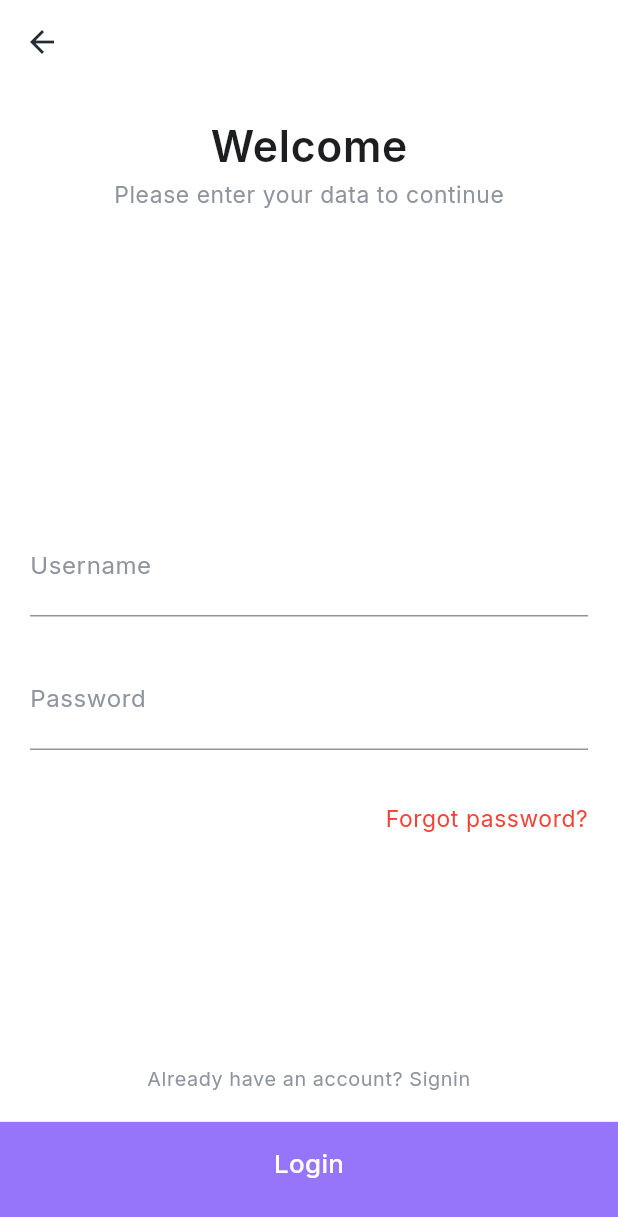
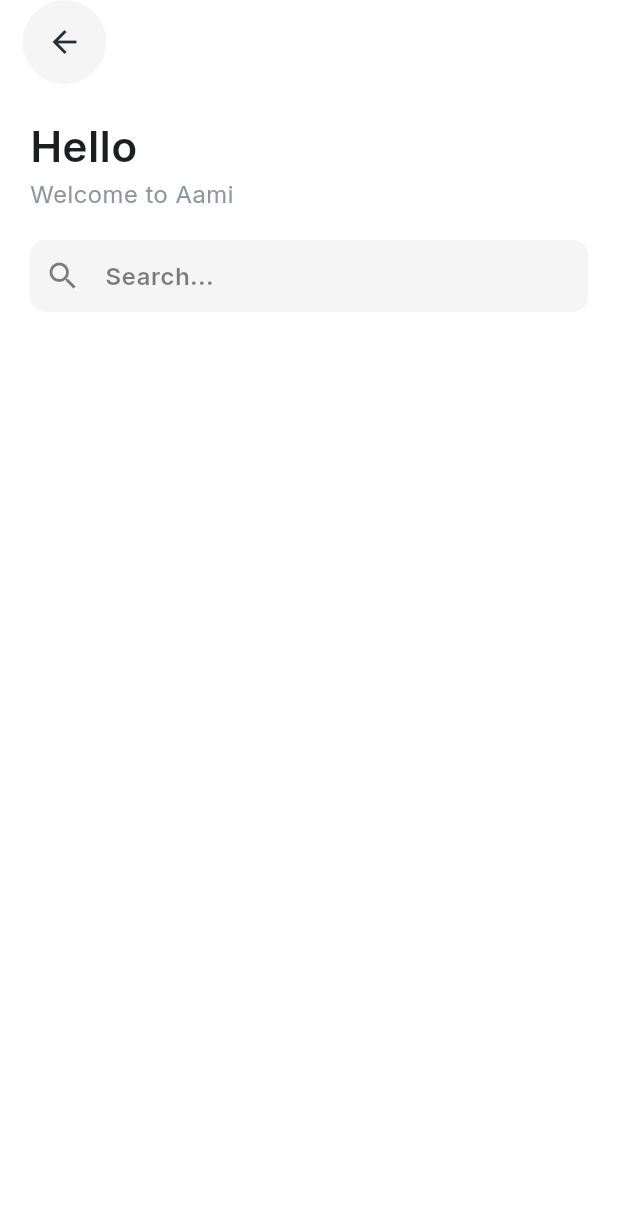
Before and after one commit to jasimrazi/E-CommerceApp, a Flutter app: the LoginPage screen opened directly, after a tap on the "arrow back" icon, on a phone screen of 412 x 824 dp. Shown: the top 1217 px of the screen. Run offline on Flutter 3.47's test engine with Material 3 defaults, Android fonts, the phone set to English and light mode, and no system bars; our stand-ins replace flutter_screenutil.

Commit message:
Add searchbar

```diff
--- a/lib/main.dart
+++ b/lib/main.dart
@@ -1,5 +1,6 @@
 import 'package:aami/utils/theme.dart';
 import 'package:aami/views/auth/login_page.dart';
+import 'package:aami/views/home/home_page.dart';
 import 'package:aami/views/splash/splash_view.dart';
 import 'package:flutter/material.dart';
 import 'package:flutter_screenutil/flutter_screenutil.dart';
@@ -29,7 +30,7 @@ class MainApp extends StatelessWidget {
           home: child,
         );
       },
-      child: const LoginPage(),
+      child: HomePage(),
     );
   }
 }
--- a/lib/utils/theme.dart
+++ b/lib/utils/theme.dart
@@ -6,7 +6,7 @@ class AppColors {
   static const secondaryColor = Color(0xFF8F959E);
 
   static const lightBackground = Color(0xFFFFFFFF);
-  static const lightSurface = Color(0xFFF5F6FA);
+  static const lightSurface = Color(0xFFF5F5F5);
   static const lightOnPrimary = Color(0xFFFEFEFE);
 
   static const darkBackground = Color(0xFF1B262C);
@@ -61,7 +61,7 @@ ThemeData lightTheme = ThemeData(
     secondary: AppColors.secondaryColor,
     surface: AppColors.lightSurface,
     onSurface: Colors.black,
-  ).copyWith(surface: AppColors.lightBackground),
+  ).copyWith(surface: AppColors.lightSurface),
 );
 
 ThemeData darkTheme = ThemeData(
@@ -88,5 +88,5 @@ ThemeData darkTheme = ThemeData(
     secondary: AppColors.secondaryColor,
     surface: AppColors.darkSurface,
     onSurface: Colors.white,
-  ).copyWith(surface: AppColors.darkBackground),
+  ).copyWith(surface: AppColors.darkSurface),
 );
--- a/lib/views/auth/login_page.dart
+++ b/lib/views/auth/login_page.dart
@@ -2,6 +2,7 @@ import 'package:aami/views/auth/signup_page.dart';
 import 'package:aami/widgets/appbar.dart';
 import 'package:aami/widgets/bottomnavbutton.dart';
 import 'package:aami/widgets/texfield.dart';
+import 'package:flutter/cupertino.dart';
 import 'package:flutter/material.dart';
 import 'package:flutter_screenutil/flutter_screenutil.dart';
 
@@ -63,6 +64,28 @@ class LoginPage extends StatelessWidget {
                   ),
                 ),
               ),
+              SizedBox(
+                height: 25.h,
+              ),
+              Row(
+                mainAxisAlignment: MainAxisAlignment.spaceBetween,
+                children: [
+                  Text(
+                    'Remember me',
+                    style: Theme.of(context)
+                        .textTheme
+                        .bodySmall!
+                        .copyWith(fontSize: 13.sp),
+                  ),
+                  Transform.scale(
+                    scale: 0.7,
+                    child: CupertinoSwitch(
+                        value: true,
+                        onChanged: (value) {},
+                        activeColor: CupertinoColors.activeGreen),
+                  )
+                ],
+              ),
               Spacer(),
               GestureDetector(
                   onTap: () {
@@ -72,14 +95,29 @@ class LoginPage extends StatelessWidget {
                           builder: (context) => SignupPage(),
                         ));
                   },
-                child: Text(
-                  'Already have an account? Signin',
-                  textAlign: TextAlign.center,
+                  child: Text.rich(
+                    TextSpan(
+                      text: 'Don\'t have an account? ',
                       style: Theme.of(context).textTheme.bodySmall!.copyWith(
                             fontSize: 13.sp,
                           ),
+                      children: [
+                        TextSpan(
+                          text: 'Signup',
+                          style:
+                              Theme.of(context).textTheme.bodySmall!.copyWith(
+                                    fontSize: 13.sp,
+                                    fontWeight:
+                                        FontWeight.bold, // Change font weight
+                                    color: Theme.of(context)
+                                        .colorScheme
+                                        .primary, // Change color
                                   ),
                         ),
+                      ],
+                    ),
+                    textAlign: TextAlign.center,
+                  )),
             ],
           ),
         ),
--- /dev/null
+++ b/lib/views/home/home_page.dart
@@ -0,0 +1,33 @@
+import 'package:aami/widgets/appbar.dart';
+import 'package:aami/widgets/searchbar.dart';
+import 'package:flutter/material.dart';
+import 'package:flutter_screenutil/flutter_screenutil.dart';
+
+class HomePage extends StatelessWidget {
+  const HomePage({super.key});
+
+  @override
+  Widget build(BuildContext context) {
+    return Scaffold(
+      appBar: CustomAppbar(),
+      body: Padding(
+        padding: const EdgeInsets.all(20.0),
+        child: Column(
+          crossAxisAlignment: CrossAxisAlignment.start,
+          children: [
+            Text(
+              'Hello',
+              style: Theme.of(context)
+                  .textTheme
+                  .bodyLarge!
+                  .copyWith(fontSize: 28.sp),
+            ),
+            Text('Welcome to Aami',
+                style: Theme.of(context).textTheme.bodySmall!),
+            CustomSearchBar()
+          ],
+        ),
+      ),
+    );
+  }
+}
--- a/lib/widgets/appbar.dart
+++ b/lib/widgets/appbar.dart
@@ -16,13 +16,16 @@ class CustomAppbar extends StatelessWidget implements PreferredSizeWidget {
 
   @override
   Widget build(BuildContext context) {
-    return AppBar(
+    return Padding(
+      padding: const EdgeInsets.symmetric(horizontal: 15),
+      child: AppBar(
         leading: Container(
-        padding: EdgeInsets.all(8.0),
           decoration: BoxDecoration(
             color: Theme.of(context).colorScheme.surface,
             shape: BoxShape.circle,
           ),
+          child: Padding(
+            padding: const EdgeInsets.all(8.0),
             child: IconButton(
                 onPressed: () {
                   if (Navigator.canPop(context)) {
@@ -31,7 +34,9 @@ class CustomAppbar extends StatelessWidget implements PreferredSizeWidget {
                 },
                 icon: Icon(Icons.arrow_back)),
           ),
+        ),
         actions: actions,
+      ),
     );
   }
 }
--- /dev/null
+++ b/lib/widgets/searchbar.dart
@@ -0,0 +1,43 @@
+import 'package:flutter/material.dart';
+
+class CustomSearchBar extends StatelessWidget {
+  final TextEditingController? controller;
+  final String hintText;
+  final Function(String)? onSearch;
+
+  const CustomSearchBar({
+    Key? key,
+    this.controller,
+    this.hintText = 'Search...',
+    this.onSearch,
+  }) : super(key: key);
+
+  @override
+  Widget build(BuildContext context) {
+    final iconColor = Theme.of(context).colorScheme.onSurface.withOpacity(0.5);
+    final textColor = Theme.of(context).textTheme.bodyMedium?.color;
+    final backgroundColor = Theme.of(context).colorScheme.surface;
+
+
+    return Container(
+      margin: const EdgeInsets.symmetric(vertical: 20.0),
+      padding: const EdgeInsets.symmetric(horizontal: 10.0),
+      decoration: BoxDecoration(
+        color:
+            backgroundColor,
+        borderRadius: BorderRadius.circular(10.0),
+      ),
+      child: TextField(
+        controller: controller,
+        onSubmitted: onSearch,
+        style: TextStyle(color: textColor),
+        decoration: InputDecoration(
+          hintText: hintText,
+          hintStyle: TextStyle(color: iconColor),
+          border: InputBorder.none,
+          icon: Icon(Icons.search, color: iconColor),
+        ),
+      ),
+    );
+  }
+}
--- a/pubspec.yaml
+++ b/pubspec.yaml
@@ -22,9 +22,9 @@ flutter:
   fonts:
     - family: Inter
       fonts:
-        - asset: static/Inter_18pt-Regular.ttf
+        - asset: assets/fonts/Inter_18pt-Regular.ttf
           weight: 400
-        - asset: static/Inter_18pt-Medium.ttf
+        - asset: assets/fonts/Inter_18pt-Medium.ttf
           weight: 500
-        - asset: static/Inter_18pt-SemiBold.ttf
+        - asset: assets/fonts/Inter_18pt-SemiBold.ttf
           weight: 600
```
Also changed, not shown: lib/views/auth/signup_page.dart (+20 -0 lines). Lines whose indentation alone changed are shown as unchanged.
